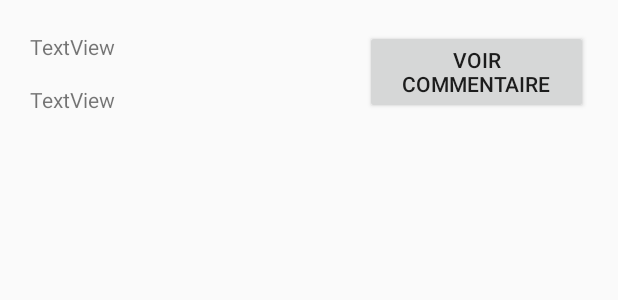
After one commit to RomaneB/DTRQAndroid, an Android app: the layout fragment_previous_driving_lessons_list_item.xml on its own in the app's theme, with its tools: preview values and no code run, on a phone screen of 412 x 824 dp. The commit adds this screen. Shown: the top 300 px of the screen. Run offline under Robolectric (Android 15) with nearby library versions, the phone set to English and light mode, and no system bars.

Commit message:
Creation of query PastDrivingLesson + Fragment list_item

```diff
--- a/app/src/main/java/org/diiage/dtrqandroid/data/db/dao/DrivingLessonDao.java
+++ b/app/src/main/java/org/diiage/dtrqandroid/data/db/dao/DrivingLessonDao.java
@@ -35,4 +35,6 @@ public interface DrivingLessonDao {
     @Query("SELECT * FROM drivingLesson WHERE drivingLessonId = :drivingLessonId")
     LiveData<DrivingLesson> getDrivingLessonById(long drivingLessonId);
 
+    @Query("SELECT * FROM drivingLesson INNER JOIN instructor ON drivingLesson.instructorId = instructor.instructorId WHERE userId = :userId AND date(datetime(date / 1000 , 'unixepoch')) < date('now') ORDER BY date")
+    LiveData<List<DrivingLessonWithInstructor>> getPastDrivingLessons(long userId);
 }
--- a/app/src/main/java/org/diiage/dtrqandroid/data/db/repository/DrivingLessonRepository.java
+++ b/app/src/main/java/org/diiage/dtrqandroid/data/db/repository/DrivingLessonRepository.java
@@ -31,6 +31,10 @@ public class DrivingLessonRepository {
         return drivingLessonDao.getMyDrivingLessons(userId);
     }
 
+    public LiveData<List<DrivingLessonWithInstructor>> getPastDrivingLessons(long userId) {
+        return drivingLessonDao.getPastDrivingLessons(userId);
+    }
+
     public LiveData<DrivingLesson> getDrivingLessonById(long drivingLessonId) {
         return drivingLessonDao.getDrivingLessonById(drivingLessonId);
     }
--- a/app/src/main/java/org/diiage/dtrqandroid/data/db/viewmodel/DrivingLessonViewModel.java
+++ b/app/src/main/java/org/diiage/dtrqandroid/data/db/viewmodel/DrivingLessonViewModel.java
@@ -48,6 +48,7 @@ private MutableLiveData<Long> userId = new MutableLiveData<>();
         //user = Transformations.switchMap(userId,userRepository::getById);
     }
 
+    public LiveData<List<DrivingLessonWithInstructor>> getPastDrivingLessons(long userId) { return drivingLessonRepository.getPastDrivingLessons(userId);}
     public LiveData<List<DrivingLesson>> getAllDrivingLessons() { return drivingLessonRepository.getAllDrivingLessons();}
     public LiveData<List<DrivingLessonWithInstructor>> getAvailableDrivingLessons(Long userId) { return drivingLessonRepository.getAvailableDrivingLessons(userId);}
     public LiveData<List<DrivingLessonWithInstructor>> getMyDrivingLessons(long userId) {
--- a/app/src/main/res/layout/fragment_previous_driving_lessons_list.xml
+++ b/app/src/main/res/layout/fragment_previous_driving_lessons_list.xml
@@ -6,9 +6,17 @@
     tools:context=".drivingLessons.PreviousDrivingLessonsListFragment">
 
     <!-- TODO: Update blank fragment layout -->
-    <TextView
+    <LinearLayout
+        android:orientation="vertical"
         android:layout_width="match_parent"
-        android:layout_height="match_parent"
-        android:text="@string/hello_blank_fragment" />
+        android:layout_height="match_parent">
+
+        <androidx.recyclerview.widget.RecyclerView
+            android:id="@+id/recyclerViewPastDriving"
+            android:layout_width="match_parent"
+            android:layout_height="443dp"
+            tools:listitem="@layout/" />
+
+    </LinearLayout>
 
 </FrameLayout>
--- /dev/null
+++ b/app/src/main/res/layout/fragment_previous_driving_lessons_list_item.xml
@@ -0,0 +1,79 @@
+<?xml version="1.0" encoding="utf-8"?>
+
+<layout xmlns:tools="http://schemas.android.com/tools"
+    xmlns:android="http://schemas.android.com/apk/res/android"
+    xmlns:app="http://schemas.android.com/apk/res-auto">
+
+
+    <androidx.constraintlayout.widget.ConstraintLayout
+        android:layout_width="match_parent"
+        android:layout_height="wrap_content"
+        android:padding="20dip">
+
+        <androidx.constraintlayout.widget.Guideline
+            android:id="@+id/guideline2"
+            android:layout_width="wrap_content"
+            android:layout_height="wrap_content"
+            android:orientation="vertical"
+            app:layout_constraintGuide_percent="0.6" />
+
+        <androidx.constraintlayout.widget.ConstraintLayout
+            android:layout_width="0dp"
+            android:layout_height="wrap_content"
+            android:layout_marginTop="1dp"
+            android:orientation="vertical"
+            app:layout_constraintBottom_toBottomOf="parent"
+            app:layout_constraintEnd_toStartOf="@+id/guideline2"
+            app:layout_constraintStart_toStartOf="parent"
+            app:layout_constraintTop_toTopOf="parent">
+
+            <androidx.constraintlayout.widget.Guideline
+                android:id="@+id/guideline4"
+                android:layout_width="match_parent"
+                android:layout_height="match_parent"
+                android:orientation="horizontal"
+                app:layout_constraintGuide_percent="0.5" />
+
+            <TextView
+                android:id="@+id/textViewDate"
+                android:layout_width="wrap_content"
+                android:layout_height="wrap_content"
+                android:layout_marginBottom="8dp"
+                android:text="TextView"
+                app:layout_constraintBottom_toTopOf="@+id/guideline4"
+                app:layout_constraintStart_toStartOf="parent"
+                app:layout_constraintTop_toTopOf="parent" />
+
+            <TextView
+                android:id="@+id/textViewInstructor"
+                android:layout_width="wrap_content"
+                android:layout_height="wrap_content"
+                android:layout_marginTop="8dp"
+                android:text="TextView"
+                app:layout_constraintBottom_toBottomOf="parent"
+                app:layout_constraintStart_toStartOf="parent"
+                app:layout_constraintTop_toTopOf="@+id/guideline4" />
+
+        </androidx.constraintlayout.widget.ConstraintLayout>
+
+        <androidx.constraintlayout.widget.ConstraintLayout
+            android:layout_width="0dp"
+            android:layout_height="0dp"
+            app:layout_constraintBottom_toBottomOf="parent"
+            app:layout_constraintEnd_toEndOf="parent"
+            app:layout_constraintStart_toStartOf="@+id/guideline2"
+            app:layout_constraintTop_toTopOf="parent">
+
+            <Button
+                android:id="@+id/buttonDisplayComment"
+                android:layout_width="0dp"
+                android:layout_height="0dp"
+                android:text="Voir commentaire"
+                app:layout_constraintBottom_toBottomOf="parent"
+                app:layout_constraintEnd_toEndOf="parent"
+                app:layout_constraintStart_toStartOf="parent"
+                app:layout_constraintTop_toTopOf="parent" />
+        </androidx.constraintlayout.widget.ConstraintLayout>
+
+    </androidx.constraintlayout.widget.ConstraintLayout>
+</layout>
```
